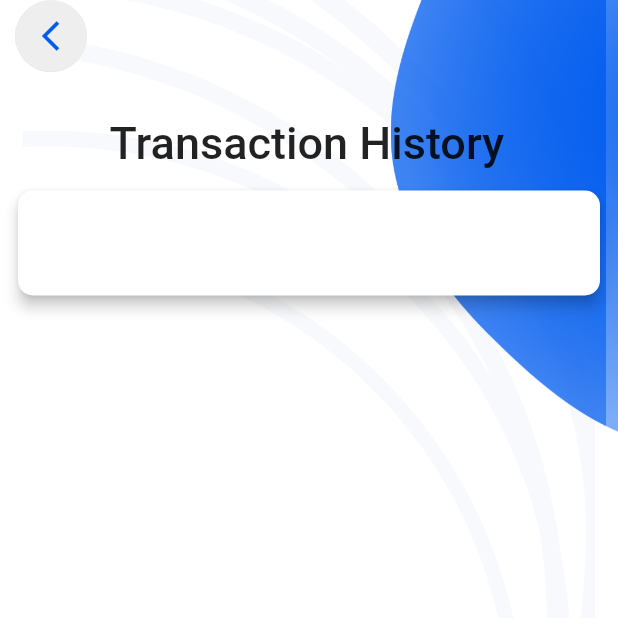
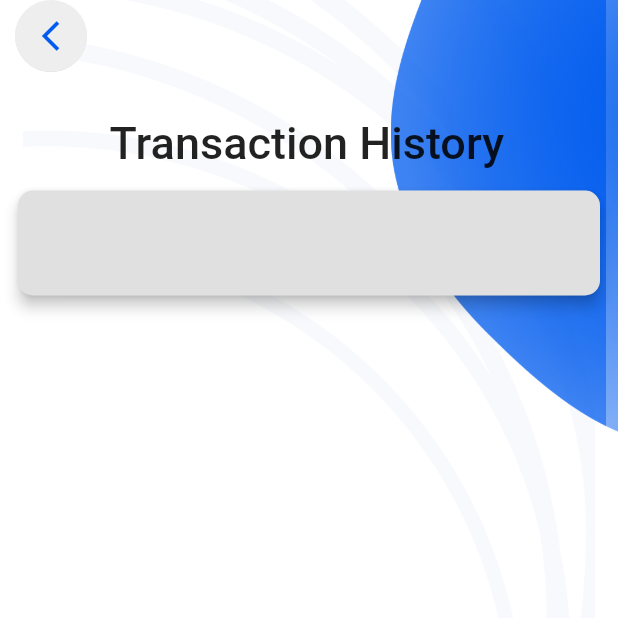
Before and after one commit to BearRabbit324130/Flutter-etaka, a Flutter app: the TransactionHistory screen opened directly, on a phone screen of 412 x 824 dp, the top half of it. Run offline on Flutter 3.47's test engine with Material 2 defaults, Android fonts, the phone set to English and light mode, and no system bars; our stand-ins replace fl_chart, flutter_spinkit, flutter_svg, fluttertoast, persistent_bottom_nav_bar, shared_preferences; missing offline and left inert: flutter_sslcommerz, numeric_keyboard; accounts and stored records are empty.

Commit message:
update color

```diff
--- a/lib/views/screens/transaction_history.dart
+++ b/lib/views/screens/transaction_history.dart
@@ -39,8 +39,8 @@ class _TransactionHistoryState extends State<TransactionHistory> {
                   width: 400,
                   height: 70,
                   decoration: BoxDecoration(
-                    // border: Border.all(
-                    //   color: Colors.black,
+                     //border: Border.all(
+                       color: Colors.black12,
                     //   width: 1,
                     // ),
                     borderRadius: BorderRadius.circular(10),
```
